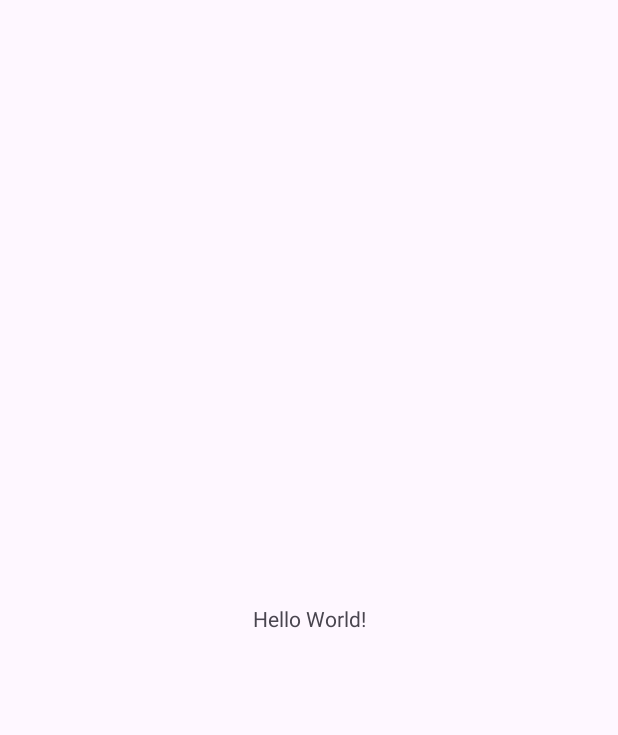
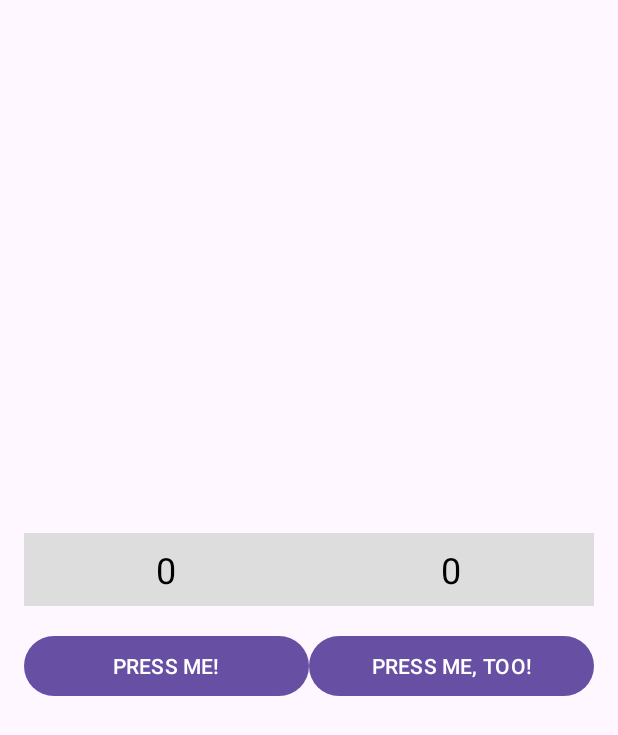
Before and after one commit to nataliagorin/PracticalTest01, an Android app: the screen it shows after launch (MainActivity), on a phone screen of 412 x 824 dp. Before the commit the part shown is almost empty. Shown: the top 735 px of the screen. Run offline under Robolectric (Android 15) with nearby library versions, the phone set to English and light mode, and no system bars.

```diff
--- a/app/src/main/java/com/example/myapplication/MainActivity.kt
+++ b/app/src/main/java/com/example/myapplication/MainActivity.kt
@@ -1,20 +1,35 @@
 package com.example.myapplication
 
 import android.os.Bundle
+import android.widget.Button
+import android.widget.TextView
 import androidx.activity.enableEdgeToEdge
 import androidx.appcompat.app.AppCompatActivity
 import androidx.core.view.ViewCompat
 import androidx.core.view.WindowInsetsCompat
 
 class MainActivity : AppCompatActivity() {
+    private var count1 = 0
+    private var count2 = 0
+
+
     override fun onCreate(savedInstanceState: Bundle?) {
         super.onCreate(savedInstanceState)
-        enableEdgeToEdge()
         setContentView(R.layout.activity_main)
-        ViewCompat.setOnApplyWindowInsetsListener(findViewById(R.id.main)) { v, insets ->
-            val systemBars = insets.getInsets(WindowInsetsCompat.Type.systemBars())
-            v.setPadding(systemBars.left, systemBars.top, systemBars.right, systemBars.bottom)
-            insets
+
+        val button1 = findViewById<Button>(R.id.button1)
+        val button2 = findViewById<Button>(R.id.button2)
+        val textField1 = findViewById<TextView>(R.id.textField1)
+        val textField2 = findViewById<TextView>(R.id.textField2)
+
+        button1.setOnClickListener {
+            count1++
+            textField1.text = count1.toString()
+        }
+
+        button2.setOnClickListener {
+            count2++
+            textField2.text = count2.toString()
         }
     }
 }
--- a/app/src/main/res/layout/activity_main.xml
+++ b/app/src/main/res/layout/activity_main.xml
@@ -7,13 +7,73 @@
     android:layout_height="match_parent"
     tools:context=".MainActivity">
 
-    <TextView
-        android:layout_width="wrap_content"
-        android:layout_height="wrap_content"
-        android:text="Hello World!"
-        app:layout_constraintBottom_toBottomOf="parent"
-        app:layout_constraintEnd_toEndOf="parent"
-        app:layout_constraintStart_toStartOf="parent"
-        app:layout_constraintTop_toTopOf="parent" />
+    <LinearLayout
+        xmlns:android="http://schemas.android.com/apk/res/android"
+        android:layout_width="match_parent"
+        android:layout_height="match_parent"
+        android:gravity="center"
+        android:orientation="vertical"
+        android:padding="16dp">
+
+        <!-- Row for two text fields -->
+        <LinearLayout
+            android:layout_width="match_parent"
+            android:layout_height="wrap_content"
+            android:orientation="horizontal"
+            android:weightSum="2">
+
+            <TextView
+                android:id="@+id/textField1"
+
+                android:layout_width="0dp"
+                android:layout_height="wrap_content"
+                android:layout_weight="1"
+                android:gravity="center"
+                android:text="0"
+                android:textSize="24sp"
+                android:background="#DDDDDD"
+                android:textColor="@color/black"
+                android:padding="8dp"
+                android:editable="false"
+                android:saveEnabled="false"/>
+
+            <TextView
+                android:id="@+id/textField2"
+                android:layout_width="0dp"
+                android:layout_height="wrap_content"
+                android:layout_weight="1"
+                android:gravity="center"
+                android:text="0"
+                android:textColor="@color/black"
+                android:textSize="24sp"
+                android:background="#DDDDDD"
+                android:padding="8dp"
+                android:editable="false"
+                android:saveEnabled="false"/>
+        </LinearLayout>
+
+        <!-- Row for two buttons -->
+        <LinearLayout
+            android:layout_width="match_parent"
+            android:layout_height="wrap_content"
+            android:orientation="horizontal"
+            android:layout_marginTop="16dp"
+            android:weightSum="2">
+
+            <Button
+                android:id="@+id/button1"
+                android:layout_width="0dp"
+                android:layout_height="wrap_content"
+                android:layout_weight="1"
+                android:text="PRESS ME!" />
+
+            <Button
+                android:id="@+id/button2"
+                android:layout_width="0dp"
+                android:layout_height="wrap_content"
+                android:layout_weight="1"
+                android:text="PRESS ME, TOO!" />
+        </LinearLayout>
+    </LinearLayout>
 
 </androidx.constraintlayout.widget.ConstraintLayout>
```
